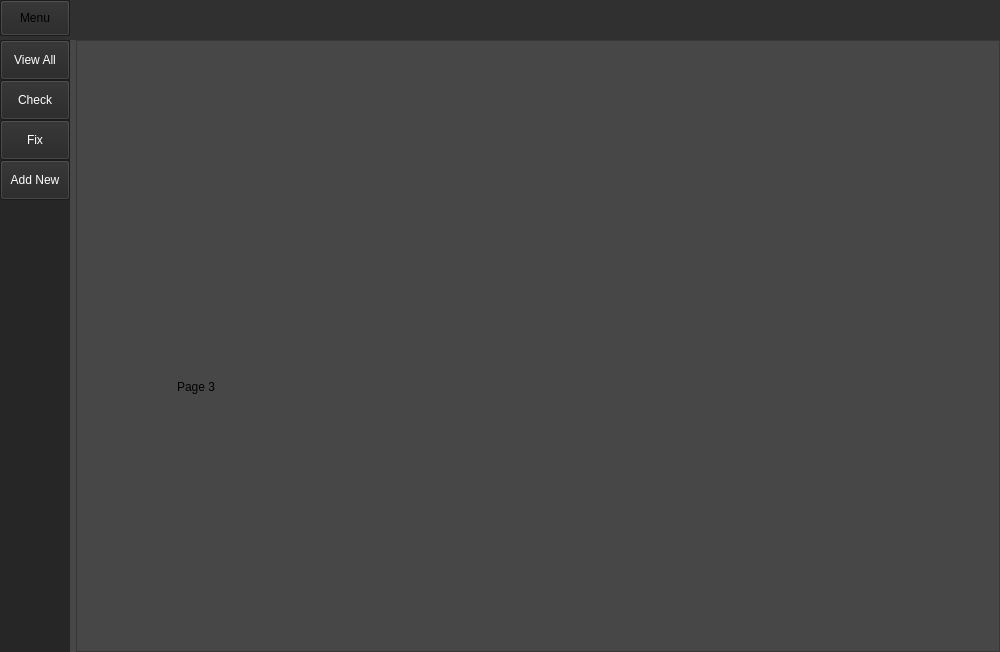
Old version of the form test_ui.ui in the repository adivardhan1000/INSE6130.
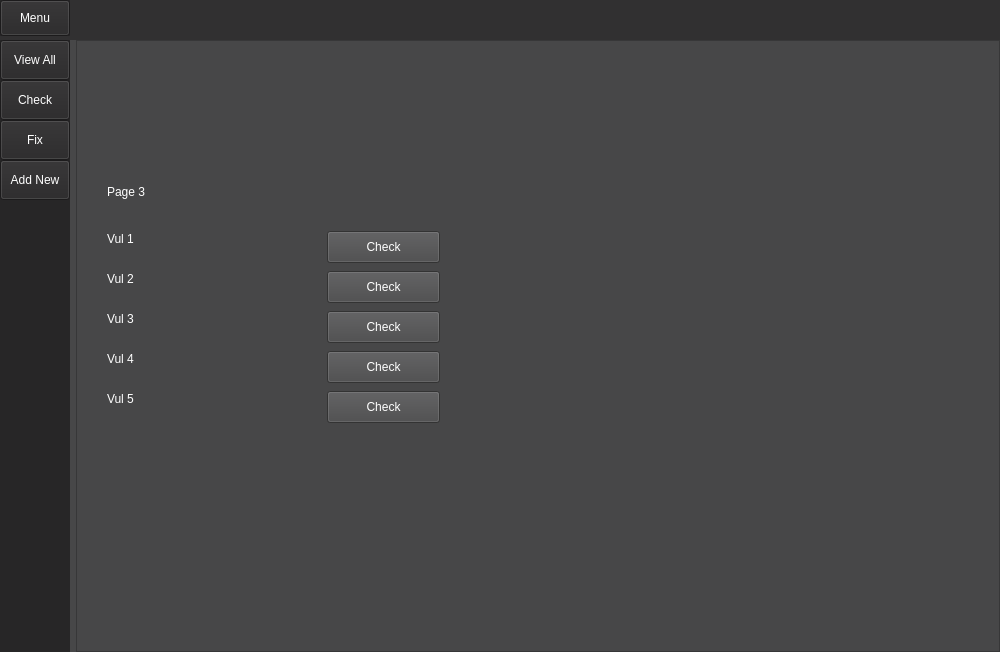
New version of the form. The open tabs and pages were chosen to show the change.

Commit message: added page contents

Diff of the .ui file:
```diff
--- a/test_ui.ui
+++ b/test_ui.ui
@@ -110,6 +110,11 @@
             <verstretch>0</verstretch>
            </sizepolicy>
           </property>
+          <property name="styleSheet">
+           <string notr="true">QPushButton{
+	color: rgb(255,255,255);
+}</string>
+          </property>
           <property name="text">
            <string>Menu</string>
           </property>
@@ -369,16 +374,227 @@
              <widget class="QLabel" name="page_3_label">
               <property name="geometry">
                <rect>
-                <x>100</x>
-                <y>200</y>
-                <width>471</width>
-                <height>291</height>
+                <x>30</x>
+                <y>130</y>
+                <width>311</width>
+                <height>41</height>
                </rect>
               </property>
+              <property name="styleSheet">
+               <string notr="true">QLabel{
+	color:rgb(255,255,255);
+	font: 15pt &quot;.AppleSystemUIFont&quot;;
+}</string>
+              </property>
               <property name="text">
                <string>Page 3</string>
               </property>
              </widget>
+             <widget class="QLabel" name="label_vul1">
+              <property name="geometry">
+               <rect>
+                <x>30</x>
+                <y>180</y>
+                <width>180</width>
+                <height>35</height>
+               </rect>
+              </property>
+              <property name="styleSheet">
+               <string notr="true">QLabel{
+	color:rgb(255,255,255);
+}</string>
+              </property>
+              <property name="text">
+               <string>Vul 1</string>
+              </property>
+             </widget>
+             <widget class="QPushButton" name="Btn_vul1">
+              <property name="geometry">
+               <rect>
+                <x>250</x>
+                <y>190</y>
+                <width>113</width>
+                <height>32</height>
+               </rect>
+              </property>
+              <property name="styleSheet">
+               <string notr="true">QPushButton
+{
+	color:rgb(255,255,255);
+}
+
+QPushButton:hover{
+	background-color: rgb(77, 77, 78);
+}</string>
+              </property>
+              <property name="text">
+               <string>Check</string>
+              </property>
+             </widget>
+             <widget class="QLabel" name="label_vul2">
+              <property name="geometry">
+               <rect>
+                <x>30</x>
+                <y>220</y>
+                <width>180</width>
+                <height>35</height>
+               </rect>
+              </property>
+              <property name="styleSheet">
+               <string notr="true">QLabel{
+	color:rgb(255,255,255);
+}</string>
+              </property>
+              <property name="text">
+               <string>Vul 2</string>
+              </property>
+             </widget>
+             <widget class="QLabel" name="label_vul3">
+              <property name="geometry">
+               <rect>
+                <x>30</x>
+                <y>260</y>
+                <width>180</width>
+                <height>35</height>
+               </rect>
+              </property>
+              <property name="styleSheet">
+               <string notr="true">QLabel{
+	color:rgb(255,255,255);
+}</string>
+              </property>
+              <property name="text">
+               <string>Vul 3</string>
+              </property>
+             </widget>
+             <widget class="QLabel" name="label_vul4">
+              <property name="geometry">
+               <rect>
+                <x>30</x>
+                <y>300</y>
+                <width>180</width>
+                <height>35</height>
+               </rect>
+              </property>
+              <property name="styleSheet">
+               <string notr="true">QLabel{
+	color:rgb(255,255,255);
+}</string>
+              </property>
+              <property name="text">
+               <string>Vul 4</string>
+              </property>
+             </widget>
+             <widget class="QLabel" name="label_vul5">
+              <property name="geometry">
+               <rect>
+                <x>30</x>
+                <y>340</y>
+                <width>180</width>
+                <height>35</height>
+               </rect>
+              </property>
+              <property name="styleSheet">
+               <string notr="true">QLabel{
+	color:rgb(255,255,255);
+}</string>
+              </property>
+              <property name="text">
+               <string>Vul 5</string>
+              </property>
+             </widget>
+             <widget class="QPushButton" name="Btn_vul2">
+              <property name="geometry">
+               <rect>
+                <x>250</x>
+                <y>230</y>
+                <width>113</width>
+                <height>32</height>
+               </rect>
+              </property>
+              <property name="styleSheet">
+               <string notr="true">QPushButton
+{
+	color:rgb(255,255,255);
+}
+
+QPushButton:hover{
+	background-color: rgb(77, 77, 78);
+}</string>
+              </property>
+              <property name="text">
+               <string>Check</string>
+              </property>
+             </widget>
+             <widget class="QPushButton" name="Btn_vul3">
+              <property name="geometry">
+               <rect>
+                <x>250</x>
+                <y>270</y>
+                <width>113</width>
+                <height>32</height>
+               </rect>
+              </property>
+              <property name="styleSheet">
+               <string notr="true">QPushButton
+{
+	color:rgb(255,255,255);
+}
+
+QPushButton:hover{
+	background-color: rgb(77, 77, 78);
+}</string>
+              </property>
+              <property name="text">
+               <string>Check</string>
+              </property>
+             </widget>
+             <widget class="QPushButton" name="Btn_vul5">
+              <property name="geometry">
+               <rect>
+                <x>250</x>
+                <y>350</y>
+                <width>113</width>
+                <height>32</height>
+               </rect>
+              </property>
+              <property name="styleSheet">
+               <string notr="true">QPushButton
+{
+	color:rgb(255,255,255);
+}
+
+QPushButton:hover{
+	background-color: rgb(77, 77, 78);
+}</string>
+              </property>
+              <property name="text">
+               <string>Check</string>
+              </property>
+             </widget>
+             <widget class="QPushButton" name="Btn_vul4">
+              <property name="geometry">
+               <rect>
+                <x>250</x>
+                <y>310</y>
+                <width>113</width>
+                <height>32</height>
+               </rect>
+              </property>
+              <property name="styleSheet">
+               <string notr="true">QPushButton
+{
+	color:rgb(255,255,255);
+}
+
+QPushButton:hover{
+	background-color: rgb(77, 77, 78);
+}</string>
+              </property>
+              <property name="text">
+               <string>Check</string>
+              </property>
+             </widget>
             </widget>
             <widget class="QWidget" name="page_4">
              <widget class="QLabel" name="page_4_label">
```
Left out of the diff: 216 changed lines with no effect on the pictures. The commit also changes 1 other file.
